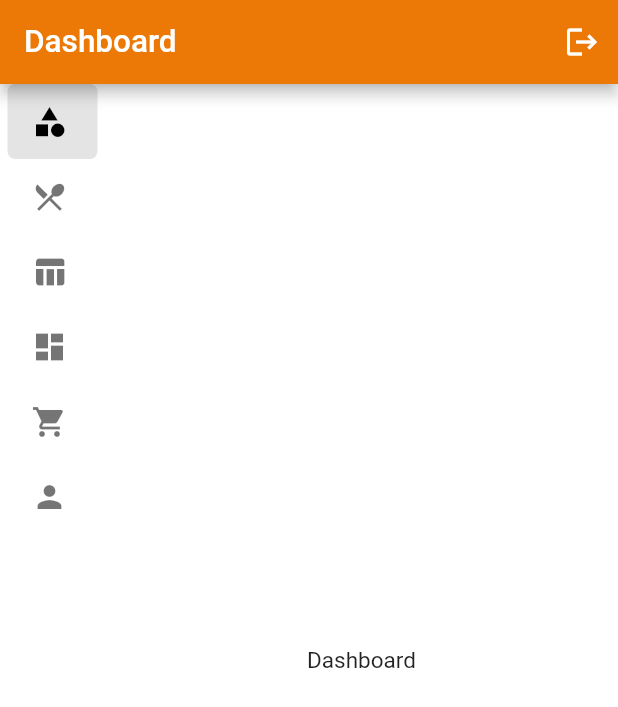
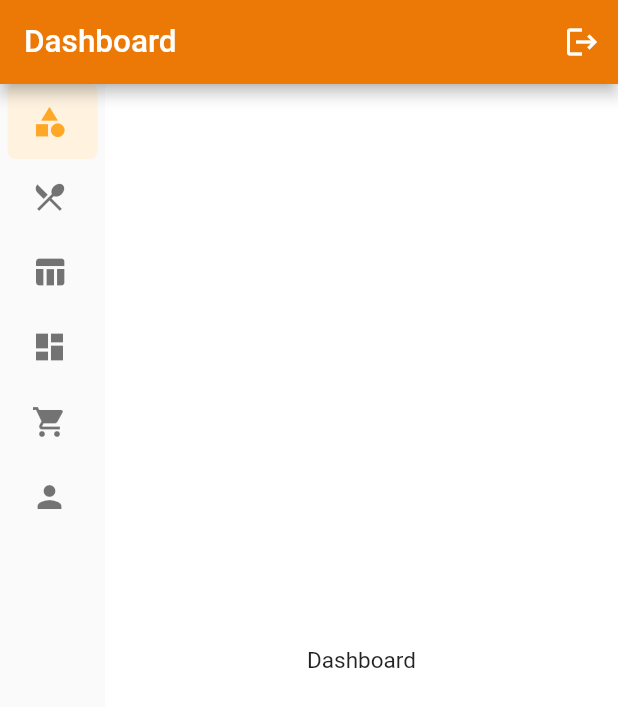
Before and after one commit to Abhu2002/neoPOS, a Flutter app: the DashboardPage screen opened directly, on a phone screen of 412 x 824 dp. Shown: the top 707 px of the screen. Run offline on Flutter 3.47's test engine with Material 2 defaults, Android fonts, the phone set to English and light mode, and no system bars; drawn by our look-alikes of easy_sidemenu; our stand-ins replace cloud_firestore, equatable, firebase_core, flutter_bloc, flutter_svg; accounts and stored records are empty; generated files the repository leaves out were written again.

Commit message:
feat NP-21 Dashboard Page

```diff
--- a/lib/screens/dashboard/dashboard_page.dart
+++ b/lib/screens/dashboard/dashboard_page.dart
@@ -1,6 +1,7 @@
 import 'package:easy_sidemenu/easy_sidemenu.dart';
 import 'package:flutter/material.dart';
 import 'package:neopos/screens/login/login_page.dart';
+import 'package:neopos/utils/app_colors.dart';
 
 
 class DashboardPage extends StatefulWidget {
@@ -85,7 +86,7 @@ class _DashboardPage extends State<DashboardPage> {
               SliverFillRemaining(
                 child: Row(mainAxisAlignment: MainAxisAlignment.start,
                   children: [
-                    SideMenu(items: items, controller: sideMenu),
+                    SideMenu(items: items, controller: sideMenu,style: SideMenuStyle(backgroundColor: Colors.grey.shade50,selectedColor: AppColors.primarySwatch.shade50,selectedIconColor: AppColors.primarySwatch.shade400,selectedTitleTextStyle: TextStyle(color: AppColors.primarySwatch.shade400))),
                     Expanded(
                       child: PageView(
                         controller: pageController,
```
